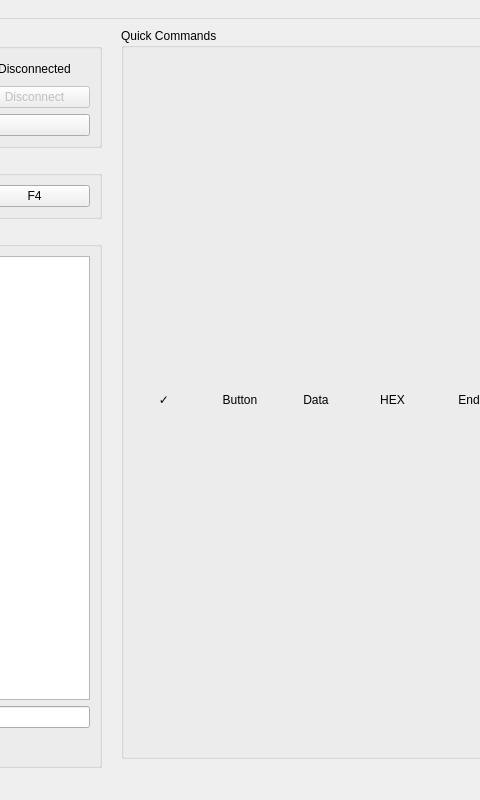
Above: ui/main_window.ui from iFishin/SCOM-X before the change; both pictures show x 393 to 873 and y 0 to 800 of the 1000 by 800 pixel window. Below: the same form after it.
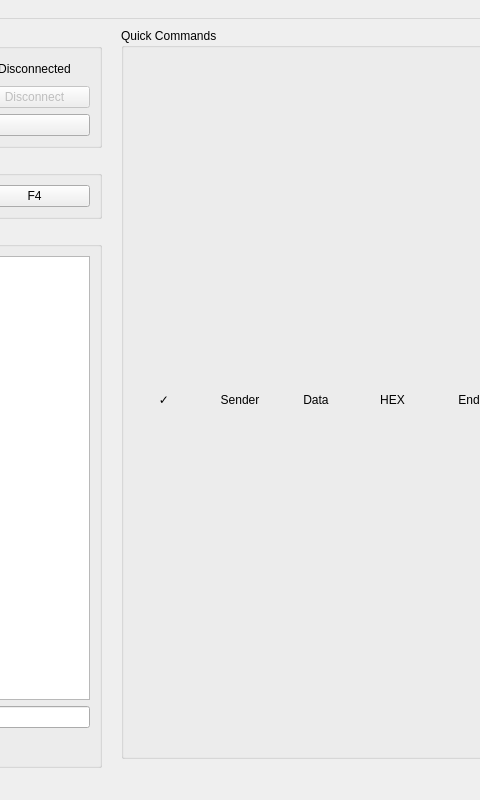
That is the form after the change. Icons and pictures are not drawn.

Commit message:
Refactor application loading process and UI elements
- Reduced loading sleep times for a more responsive startup experience.
- Replaced the stylesheet loading mechanism with a new palette-based approach.
- Updated the main window UI by renaming a button from "Button" to "Sender".
- Removed the obsolete stylesheet file to streamline the UI styling process.

```diff
--- a/ui/main_window.ui
+++ b/ui/main_window.ui
@@ -349,7 +349,7 @@
              <item row="0" column="1">
               <widget class="QLabel" name="headerButton">
                <property name="text">
-                <string>Button</string>
+                <string>Sender</string>
                </property>
                <property name="alignment">
                 <set>Qt::AlignmentFlag::AlignCenter</set>
```
The commit also changes 7 other files.
